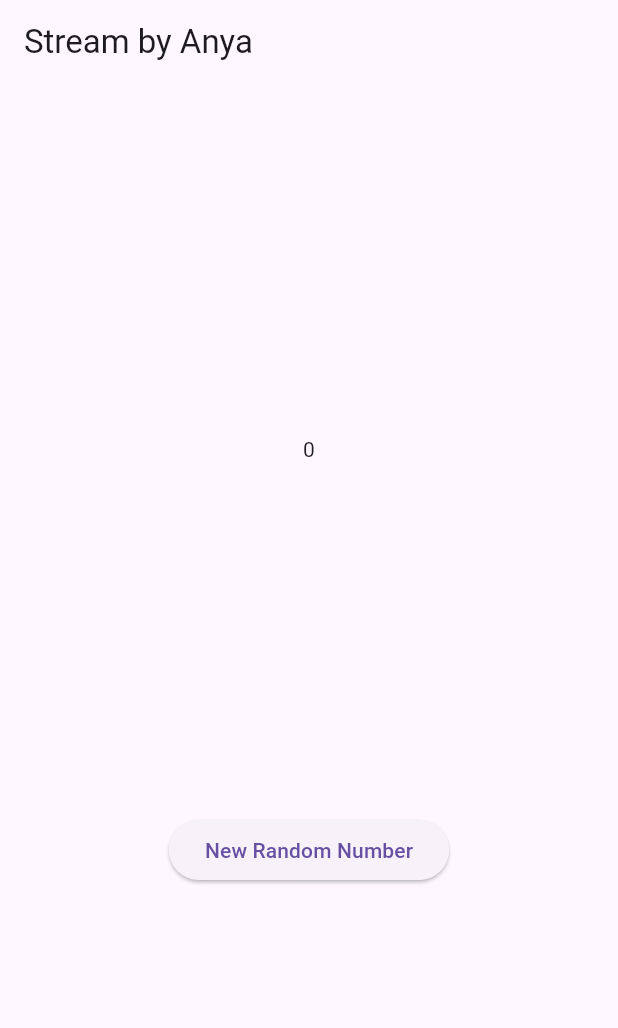
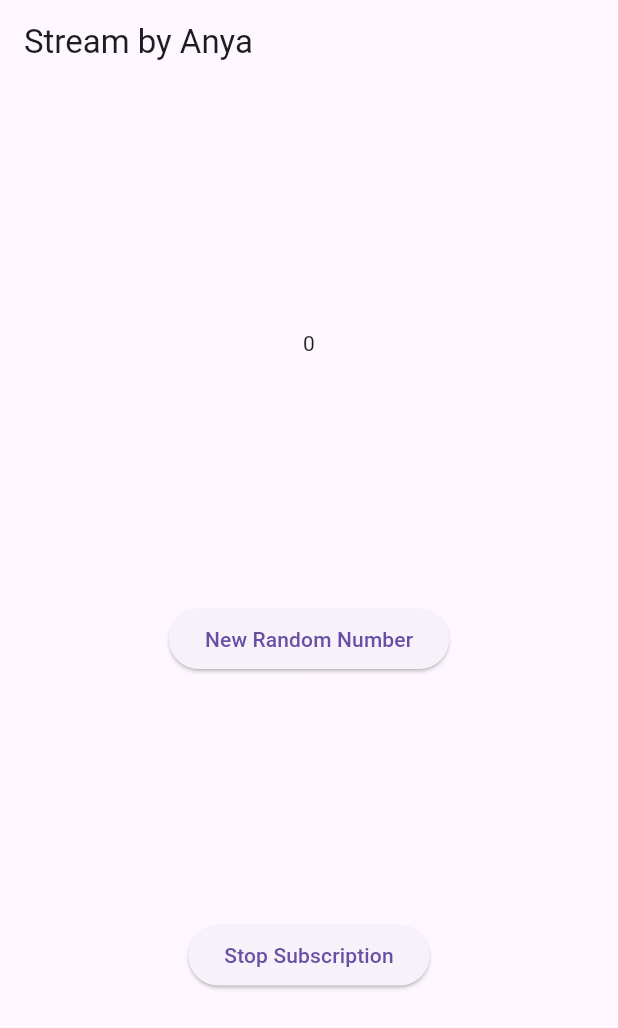
Before and after one commit to anyacallissta/PemrogramanMobile_2025_05, a Flutter app: the screen it shows after launch, after a tap on "New Random Number", on a phone screen of 412 x 824 dp. Shown: the top 1028 px of the screen. Run offline on Flutter 3.47's test engine with Material 3 defaults, Android fonts, the light colour scheme and no system bars; our stand-ins replace auto_size_text, camera, geolocator.

Commit message:
praktikum 4 - subscribe ke stream event

```diff
--- a/codelab12_dart/src/stream_anya/lib/main.dart
+++ b/codelab12_dart/src/stream_anya/lib/main.dart
@@ -36,6 +36,7 @@
   late StreamController numberStreamController;
   late NumberStream numberStream;
   late StreamTransformer transformer;
+  late StreamSubscription subscription;
 
   @override
   Widget build(BuildContext context) {
@@ -58,6 +59,10 @@
               onPressed: () => addRandomNumber(),
               child: const Text('New Random Number'),
             ),
+            ElevatedButton(
+              onPressed: () => stopStream(),
+              child: const Text('Stop Subscription'),
+            )
           ],
         ),
       )
@@ -74,15 +79,15 @@
     numberStreamController = numberStream.controller;
     Stream stream = numberStreamController.stream;
 
-    transformer = StreamTransformer<int, int>.fromHandlers(
-      handleData: (value, sink) {
-        sink.add(value * 10);
-      },
-      handleError: (error, trace, sink) {
-        sink.add(-1);
-      },
-      handleDone: (sink) => sink.close(),
-    );
+    // transformer = StreamTransformer<int, int>.fromHandlers(
+    //   handleData: (value, sink) {
+    //     sink.add(value * 10);
+    //   },
+    //   handleError: (error, trace, sink) {
+    //     sink.add(-1);
+    //   },
+    //   handleDone: (sink) => sink.close(),
+    // );
 
     // stream.listen((eventNumber) {
     //   setState(() {
@@ -94,14 +99,30 @@
     //   });
     // });
 
-    stream.transform(transformer).listen((event) {
+    // stream.transform(transformer).listen((event) {
+    //   setState(() {
+    //     lastNumber = event;
+    //   });
+    // }).onError((error) {
+    //   setState(() {
+    //     lastNumber = -1;
+    //   });
+    // });
+
+    subscription = stream.listen((event) {
       setState(() {
         lastNumber = event;
       });
-    }).onError((error) {
+    });
+
+    subscription.onError((error) {
       setState(() {
         lastNumber = -1;
       });
+    });
+
+    subscription.onDone(() {
+      print('OnDone was called');
     });
 
     super.initState();
@@ -124,13 +145,26 @@
   void addRandomNumber() {
     Random random = Random();
     int myNum = random.nextInt(10);
-    numberStream.addNumberToSink(myNum);
+    // numberStream.addNumberToSink(myNum);
     // numberStream.addError();
+
+    if (!numberStreamController.isClosed) {
+      numberStream.addNumberToSink(myNum);
+    } else {
+      setState(() {
+        lastNumber = -1;
+      });
+    }
+  }
+
+  void stopStream() {
+    numberStreamController.close();
   }
 
   @override
   void dispose() {
     numberStreamController.close();
+    subscription.cancel();
     super.dispose();
   }
 }
```
